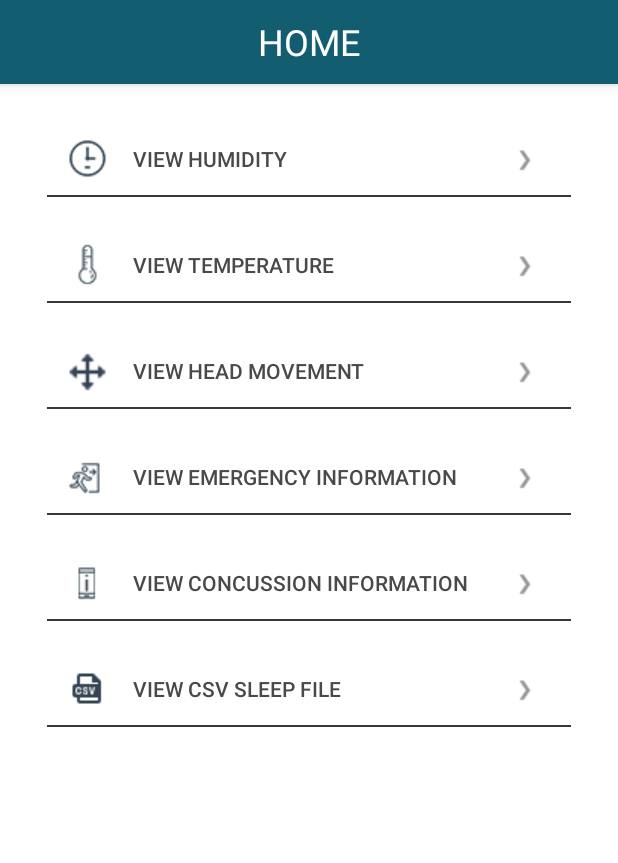
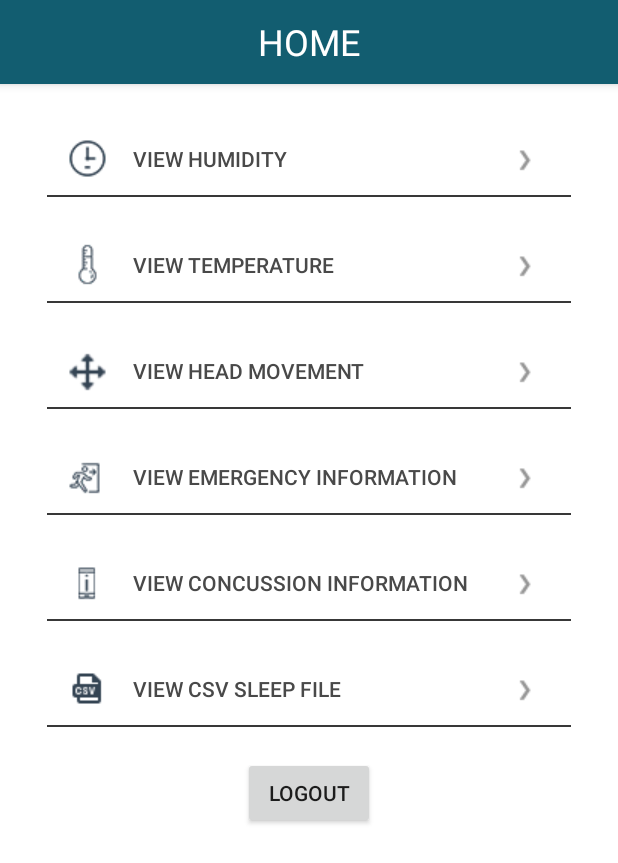
Before and after one commit to Holmelo/KOBOL, an Android app: the HomeMenu screen opened directly, with no data from a screen before it, on a phone screen of 412 x 824 dp. Shown: the top 863 px of the screen. Run offline under Robolectric (Android 15) with nearby library versions, the phone set to English and light mode, and no system bars.

Commit message:
Logout Button

```diff
--- a/KobolApp3/app/src/main/java/kobolapp/com/kobolapp3/HomeMenu.java
+++ b/KobolApp3/app/src/main/java/kobolapp/com/kobolapp3/HomeMenu.java
@@ -4,14 +4,16 @@ import androidx.appcompat.app.ActionBar;
 import androidx.appcompat.app.AppCompatActivity;
 
 import android.content.Intent;
+import android.content.SharedPreferences;
 import android.os.Bundle;
 import android.view.View;
 import android.widget.Button;
 import android.widget.TextView;
+import android.widget.Toast;
 
 public class HomeMenu extends AppCompatActivity {
 
-    Button sleep, temp, head, emergency, concussion, csv;
+    Button sleep, temp, head, emergency, concussion, csv, logout;
 
     @Override
     protected void onCreate(Bundle savedInstanceState) {
@@ -34,6 +36,7 @@ public class HomeMenu extends AppCompatActivity {
         emergency = findViewById(R.id.emergencyButton);
         concussion = findViewById(R.id.concussionButton);
         csv = findViewById(R.id.csvButton);
+        logout = findViewById(R.id.buttonLogout);
 
 
         sleep.setOnClickListener(new View.OnClickListener() {
@@ -60,6 +63,23 @@ public class HomeMenu extends AppCompatActivity {
             }
         });
 
+        logout.setOnClickListener(new View.OnClickListener() {
+            @Override
+            public void onClick(View v) {
+                SharedPreferences loginPreferences = getSharedPreferences("loginPrefs", MODE_PRIVATE);
+                SharedPreferences.Editor editor = loginPreferences.edit();
+                editor.clear();
+                editor.commit();
+                finish();
+
+                // Launching login activity screen
+                Intent intentLogout = new Intent(HomeMenu.this, LoginFragment.class);
+                startActivity(intentLogout);
+                Toast.makeText(getApplicationContext(), "Successfully Logged Out", Toast.LENGTH_SHORT).show();
+
+            }
+        });
+
     }
 
 }
--- a/KobolApp3/app/src/main/res/layout/fragment_menu.xml
+++ b/KobolApp3/app/src/main/res/layout/fragment_menu.xml
@@ -134,4 +134,14 @@
         android:layout_centerVertical="true"
         android:layout_below="@id/concussionButton"
         android:layout_marginTop="15dp"/>
+
+    <Button
+        android:id="@+id/buttonLogout"
+        android:layout_width="wrap_content"
+        android:layout_height="wrap_content"
+        android:text="Logout"
+        android:layout_centerHorizontal="true"
+        android:layout_centerVertical="true"
+        android:layout_below="@id/csvButton"
+        android:layout_marginTop="10dp"/>
 </RelativeLayout>
```
Also changed, not shown: KobolApp3/app/src/main/res/layout/fragment_home.xml (+10 -0 lines).
